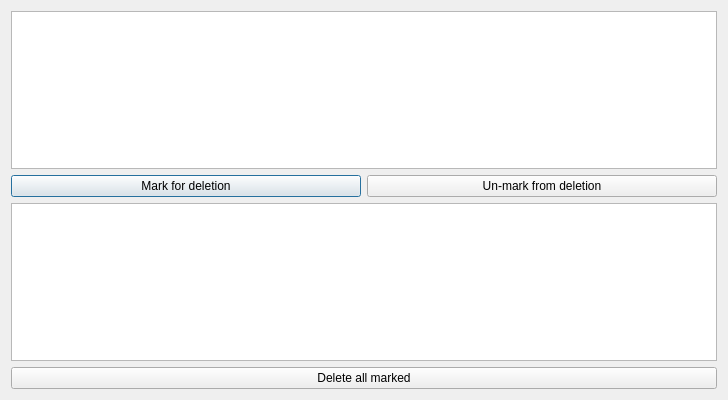
SenpaiPlz/0011Week, file Skil 3/UI/deletecomputer.ui: the form before one commit.
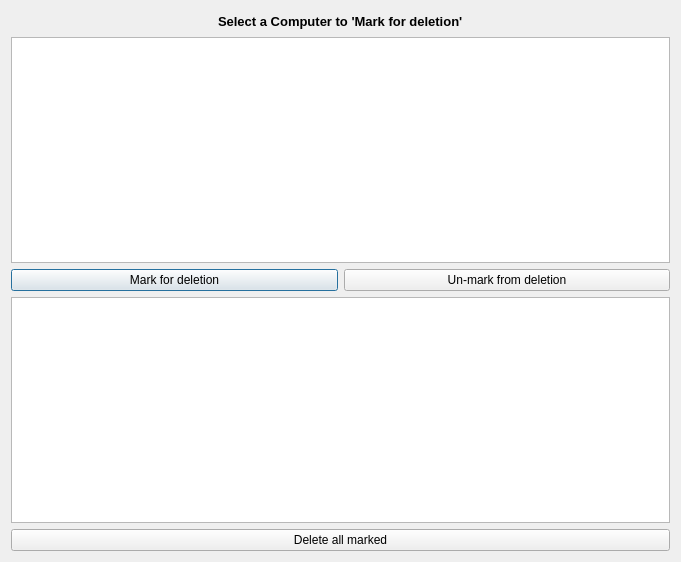
The form after the commit. Icons and pictures are not drawn.

Commit message: change layout, very pretty

What changed in the file:
```diff
--- a/Skil 3/UI/deletecomputer.ui
+++ b/Skil 3/UI/deletecomputer.ui
@@ -6,8 +6,8 @@
    <rect>
     <x>0</x>
     <y>0</y>
-    <width>728</width>
-    <height>400</height>
+    <width>681</width>
+    <height>562</height>
    </rect>
   </property>
   <property name="windowTitle">
@@ -16,6 +16,70 @@
   <layout class="QHBoxLayout" name="horizontalLayout_2">
    <item>
     <layout class="QVBoxLayout" name="verticalLayout">
+     <item>
+      <layout class="QHBoxLayout" name="horizontalLayout_3">
+       <item>
+        <spacer name="horizontalSpacer">
+         <property name="orientation">
+          <enum>Qt::Horizontal</enum>
+         </property>
+         <property name="sizeHint" stdset="0">
+          <size>
+           <width>40</width>
+           <height>20</height>
+          </size>
+         </property>
+        </spacer>
+       </item>
+       <item>
+        <widget class="QLabel" name="label_2">
+         <property name="text">
+          <string/>
+         </property>
+         <property name="pixmap">
+          <pixmap resource="../themelogo.qrc">:/liltree.png</pixmap>
+         </property>
+        </widget>
+       </item>
+       <item>
+        <widget class="QLabel" name="label">
+         <property name="font">
+          <font>
+           <pointsize>10</pointsize>
+           <weight>75</weight>
+           <bold>true</bold>
+          </font>
+         </property>
+         <property name="text">
+          <string>Select a Computer to 'Mark for deletion'</string>
+         </property>
+        </widget>
+       </item>
+       <item>
+        <widget class="QLabel" name="label_3">
+         <property name="text">
+          <string/>
+         </property>
+         <property name="pixmap">
+          <pixmap resource="../themelogo.qrc">:/liltree.png</pixmap>
+         </property>
+        </widget>
+       </item>
+       <item>
+        <spacer name="horizontalSpacer_2">
+         <property name="orientation">
+          <enum>Qt::Horizontal</enum>
+         </property>
+         <property name="sizeHint" stdset="0">
+          <size>
+           <width>40</width>
+           <height>20</height>
+          </size>
+         </property>
+        </spacer>
+       </item>
+      </layout>
+     </item>
      <item>
       <widget class="QTableWidget" name="table_original">
        <property name="editTriggers">
```
Left out of the diff: 8 changed lines with no effect on the pictures. The commit also changes 9 other files.
